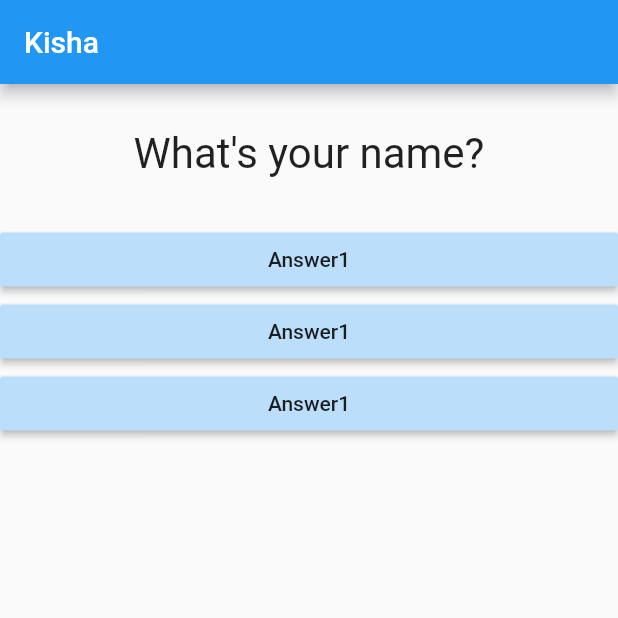
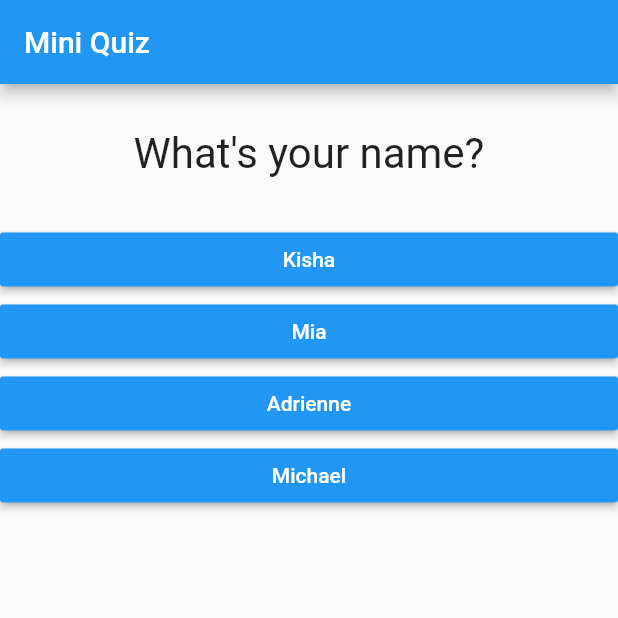
Before and after one commit to kishaprudente/flutter_complete_guide, a Flutter app: the screen it shows after launch, on a phone screen of 412 x 824 dp, the top half of it. Run offline on Flutter 3.47's test engine with Material 2 defaults, Android fonts, the phone set to English and light mode, and no system bars.

Commit message:
split widgets

```diff
--- a/lib/answer.dart
+++ b/lib/answer.dart
@@ -2,14 +2,18 @@ import 'package:flutter/material.dart';
 
 class Answer extends StatelessWidget {
   final Function selectHandler;
-  Answer(this.selectHandler);
+  final String answerText;
+
+  Answer(this.selectHandler, this.answerText);
+
   @override
   Widget build(BuildContext context) {
     return Container(
       width: double.infinity,
       child: RaisedButton(
-        color: Colors.blue[100],
-        child: Text('Answer1'),
+        color: Colors.blue,
+        textColor: Colors.white,
+        child: Text(answerText),
         onPressed: selectHandler,
       ),
     );
--- a/lib/main.dart
+++ b/lib/main.dart
@@ -1,19 +1,33 @@
 import 'package:flutter/material.dart';
 
-import './question.dart';
-import './answer.dart';
+import './quiz.dart';
+import './result.dart';
 
 void main() => runApp(MyApp());
 
 class MyApp extends StatefulWidget {
   @override
   State<StatefulWidget> createState() {
-    // TODO: implement createState
     return _MyAppState();
   }
 }
 
 class _MyAppState extends State<MyApp> {
+  final _questions = const [
+    {
+      'questionText': 'What\'s your name?',
+      'answers': ['Kisha', 'Mia', 'Adrienne', 'Michael'],
+    },
+    {
+      'questionText': 'What\'s your favourite color?',
+      'answers': ['Mauve', 'Lavender', 'Pink', 'Cyan'],
+    },
+    {
+      'questionText': 'What\'s your favourite hobby?',
+      'answers': ['Coding', 'Eating', 'Sleeping', 'None of the above'],
+    },
+  ];
+
   var _questionIndex = 0;
 
   void _answerQuestion() {
@@ -21,24 +35,25 @@ class _MyAppState extends State<MyApp> {
       _questionIndex = _questionIndex + 1;
     });
     print(_questionIndex);
+    if (_questionIndex < _questions.length) {
+      print('we have more questions');
+    }
   }
 
   @override
   Widget build(BuildContext context) {
-    var questions = ['What\'s your name?', 'What\'s your favourite color?'];
     return MaterialApp(
       home: Scaffold(
         appBar: AppBar(
-          title: Text('Kisha'),
+          title: Text('Mini Quiz'),
         ),
-        body: Column(
-          children: [
-            Question(questions[_questionIndex]),
-            Answer(_answerQuestion),
-            Answer(_answerQuestion),
-            Answer(_answerQuestion),
-          ],
-        ),
+        body: _questionIndex < _questions.length
+            ? Quiz(
+                answerQuestion: _answerQuestion,
+                questionIndex: _questionIndex,
+                questions: _questions,
+              )
+            : Result(),
       ),
     );
   }
--- /dev/null
+++ b/lib/quiz.dart
@@ -0,0 +1,27 @@
+import 'package:flutter/material.dart';
+
+import './question.dart';
+import './answer.dart';
+
+class Quiz extends StatelessWidget {
+  final List<Map<String, Object>> questions;
+  final int questionIndex;
+  final Function answerQuestion;
+
+  Quiz(
+      {@required this.questions,
+      @required this.answerQuestion,
+      @required this.questionIndex});
+
+  @override
+  Widget build(BuildContext context) {
+    return Column(
+      children: [
+        Question(questions[questionIndex]['questionText']),
+        ...(questions[questionIndex]['answers'] as List<String>).map((answer) {
+          return Answer(answerQuestion, answer);
+        }).toList()
+      ],
+    );
+  }
+}
--- /dev/null
+++ b/lib/result.dart
@@ -0,0 +1,10 @@
+import 'package:flutter/material.dart';
+
+class Result extends StatelessWidget {
+  @override
+  Widget build(BuildContext context) {
+    return Center(
+      child: Text('You did it!'),
+    );
+  }
+}
```
